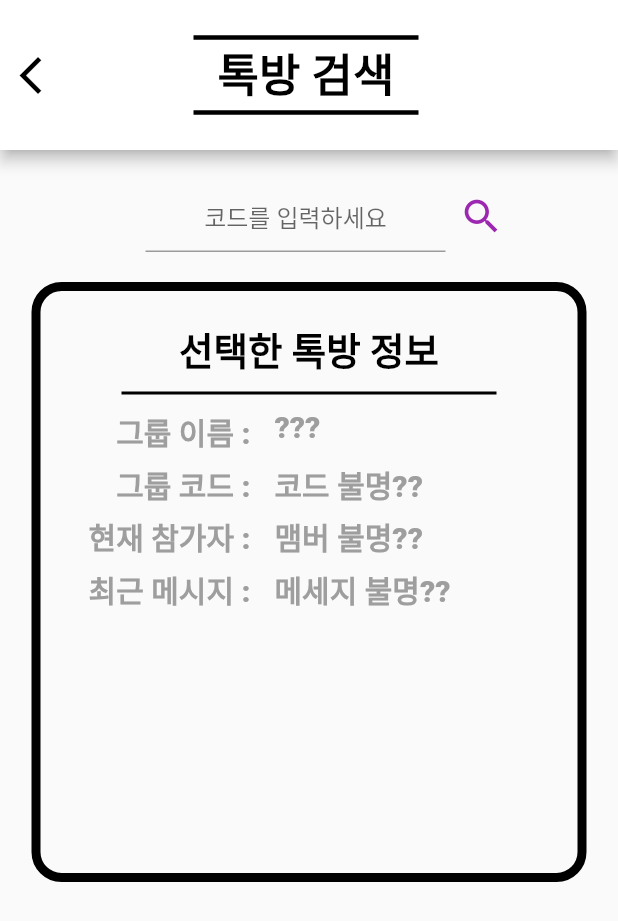
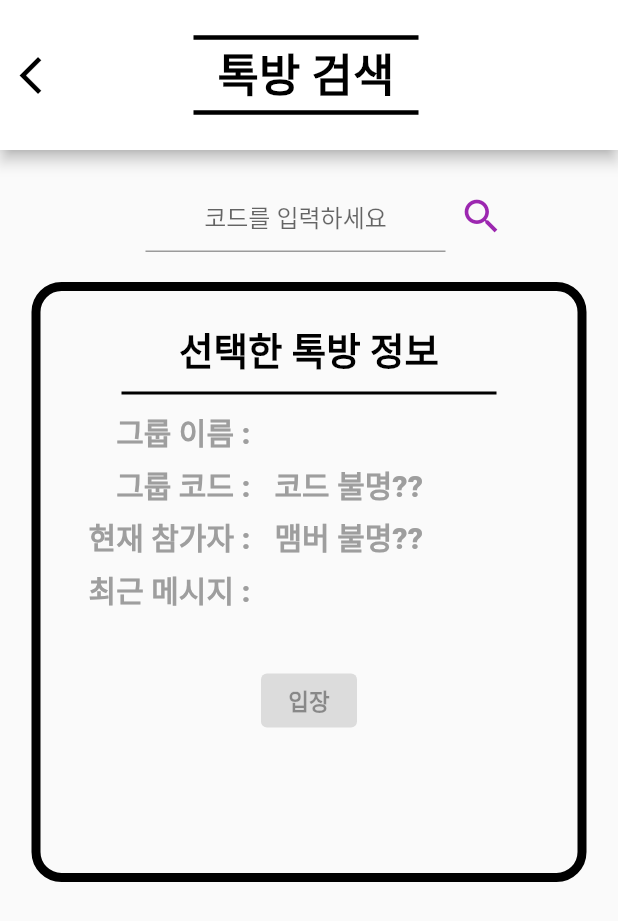
Before and after one commit to beomsuong/CourseMic, a Flutter app: the Searchmessage screen opened directly, after a tap on the "search" icon, on a phone screen of 412 x 824 dp. Shown: the top 921 px of the screen. Run offline on Flutter 3.47's test engine with Material 2 defaults, Android fonts, the phone set to English and light mode, and no system bars; our stand-ins replace cloud_firestore, firebase_auth, firebase_core, firebase_storage, flutter_chat_bubble, image_picker and 2 more; missing offline and left inert: flutter_config; accounts and stored records are empty; statements that could not run were skipped.

Commit message:
메시지, 생성자 수정

```diff
--- a/lib/main_screen.dart
+++ b/lib/main_screen.dart
@@ -23,6 +23,8 @@ class _LoginSignupScreenState extends State<LoginSignupScreen> {
   late Userdata data;
   void _tryValidation() {
     final isValid = _formKey.currentState!.validate();
+
+    print("!@3");
     if (isValid) {
       _formKey.currentState!.save();
     }
@@ -415,6 +417,7 @@ class _LoginSignupScreenState extends State<LoginSignupScreen> {
                       borderRadius: BorderRadius.circular(50)),
                   child: GestureDetector(
                     onTap: () {
+                      print("회원가입 완료");
                       final BuildContext currentContext = context;
                       _tryValidation();
 
@@ -425,9 +428,11 @@ class _LoginSignupScreenState extends State<LoginSignupScreen> {
                           password: userPassword,
                         )
                             .then((newUser) {
+                          print("회원가입 완료");
                           if (newUser.user != null) {}
                         }).catchError((e) {
                           print(e);
+                          print("회원가입 완료");
                           ScaffoldMessenger.of(currentContext).showSnackBar(
                             const SnackBar(
                               content:
@@ -437,13 +442,16 @@ class _LoginSignupScreenState extends State<LoginSignupScreen> {
                           );
                         });
                       } else {
+                        print("회원가입 완료");
                         _authentication
                             .signInWithEmailAndPassword(
                           email: userEmail,
                           password: userPassword,
                         )
                             .then((newUser) {
+                          print("회원가입 완료");
                           if (newUser.user != null) {
+                            print("회원가입 완료");
                             FirebaseAuth.instance
                                 .authStateChanges()
                                 .listen((User? user) {
@@ -461,6 +469,7 @@ class _LoginSignupScreenState extends State<LoginSignupScreen> {
                             );
                           }
                         }).catchError((e) {
+                          print("회원가입 완료");
                           print(e);
                         });
                       }
--- a/lib/message/searchmessage.dart
+++ b/lib/message/searchmessage.dart
@@ -1,4 +1,6 @@
+import 'package:cloud_firestore/cloud_firestore.dart';
 import 'package:flutter/material.dart';
+import 'package:intl/intl.dart';
 
 class Searchmessage extends StatefulWidget {
   const Searchmessage({super.key});
@@ -8,11 +10,43 @@ class Searchmessage extends StatefulWidget {
 }
 
 class _SearchmessageState extends State<Searchmessage> {
-  final String groupname = '???';
-  final String groupcode = '코드 불명??';
-  final String groupmember = '맴버 불명??';
-  final String groupmessage = '메세지 불명??';
-  void searchdata(String a) {}
+  String groupname = '';
+  String groupcode = '코드 불명??';
+  String groupmember = '맴버 불명??';
+  String groupmessage = '';
+  bool btn = false;
+  searchdata(String a) async {
+    FirebaseFirestore firestore = FirebaseFirestore.instance;
+
+    QuerySnapshot querySnapshot = await firestore.collection('exchat').get();
+
+    for (var doc in querySnapshot.docs) {
+      if ("mH2p" == doc.id.substring(0, 4)) {
+        print(doc['톡방이름'].toString());
+        groupname = doc['톡방이름'].toString();
+        final chatDocsSnapshot = await FirebaseFirestore.instance
+            .collection('exchat')
+            .doc(doc.id)
+            .collection('message')
+            .orderBy('time', descending: true)
+            .limit(1)
+            .get();
+
+        if (chatDocsSnapshot.docs.isNotEmpty) {
+          Timestamp timestamp = chatDocsSnapshot.docs[0]['time'];
+          DateTime dateTime = timestamp.toDate();
+          String formattedDate = DateFormat('M월d일').format(dateTime);
+          groupmessage = formattedDate;
+          btn = true;
+          setState(() {});
+          return;
+        }
+      }
+    }
+    btn = false;
+    setState(() {});
+  }
+
   @override
   Widget build(BuildContext context) {
     return Scaffold(
@@ -82,6 +116,7 @@ class _SearchmessageState extends State<Searchmessage> {
             IconButton(
               onPressed: () {
                 FocusManager.instance.primaryFocus?.unfocus();
+                searchdata("a");
               },
               icon: Icon(
                 Icons.search,
@@ -257,6 +292,20 @@ class _SearchmessageState extends State<Searchmessage> {
                     ],
                   ),
                 ]),
+                SizedBox(
+                  height: 30,
+                ),
+                ElevatedButton(
+                  onPressed: btn ? () {} : null,
+                  style: ElevatedButton.styleFrom(
+                    backgroundColor:
+                        Color.fromARGB(255, 148, 61, 255), // 버튼 배경색 지정
+                  ),
+                  child: Text(
+                    '입장',
+                    style: TextStyle(fontSize: 15, fontWeight: FontWeight.w700),
+                  ),
+                ),
               ],
             )),
       ]),
--- a/pubspec.yaml
+++ b/pubspec.yaml
@@ -44,6 +44,7 @@ dependencies:
   image_picker: ^0.8.7+5
   firebase_storage: ^11.2.0
   modal_progress_hud_nsn: ^0.4.0
+  intl: ^0.18.1
 
 dev_dependencies:
   flutter_test:
```
Also changed, not shown: lib/chatting/main_screen.dart (+5 -12 lines), lib/message/addmessage.dart (+33 -2 lines).
